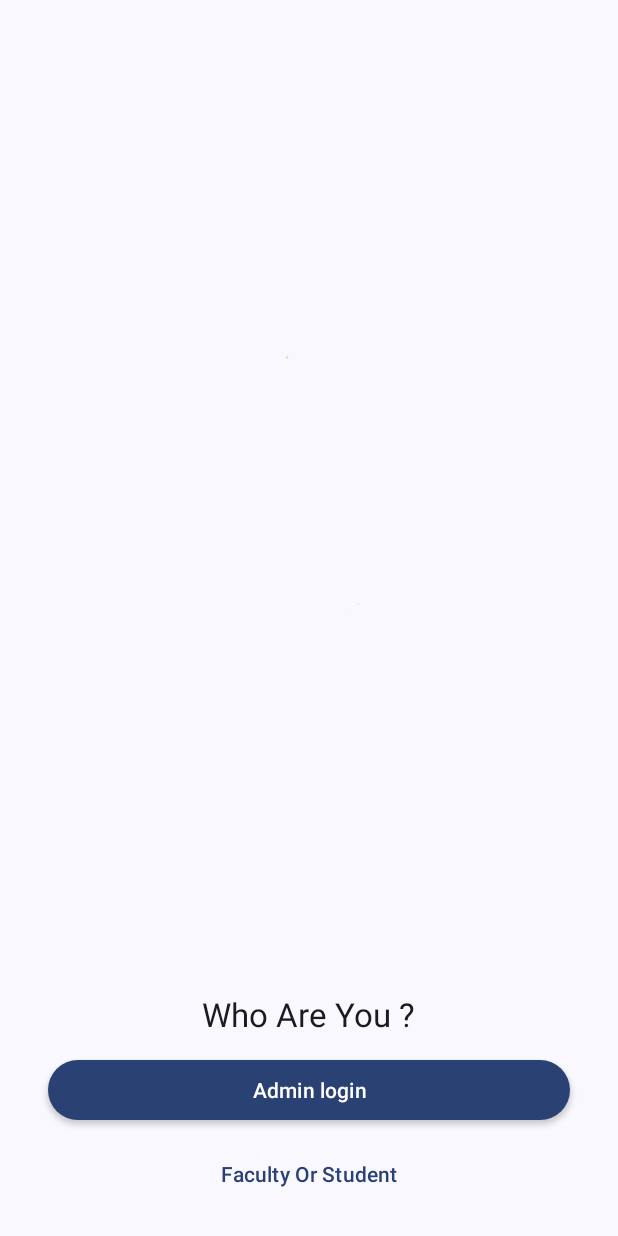
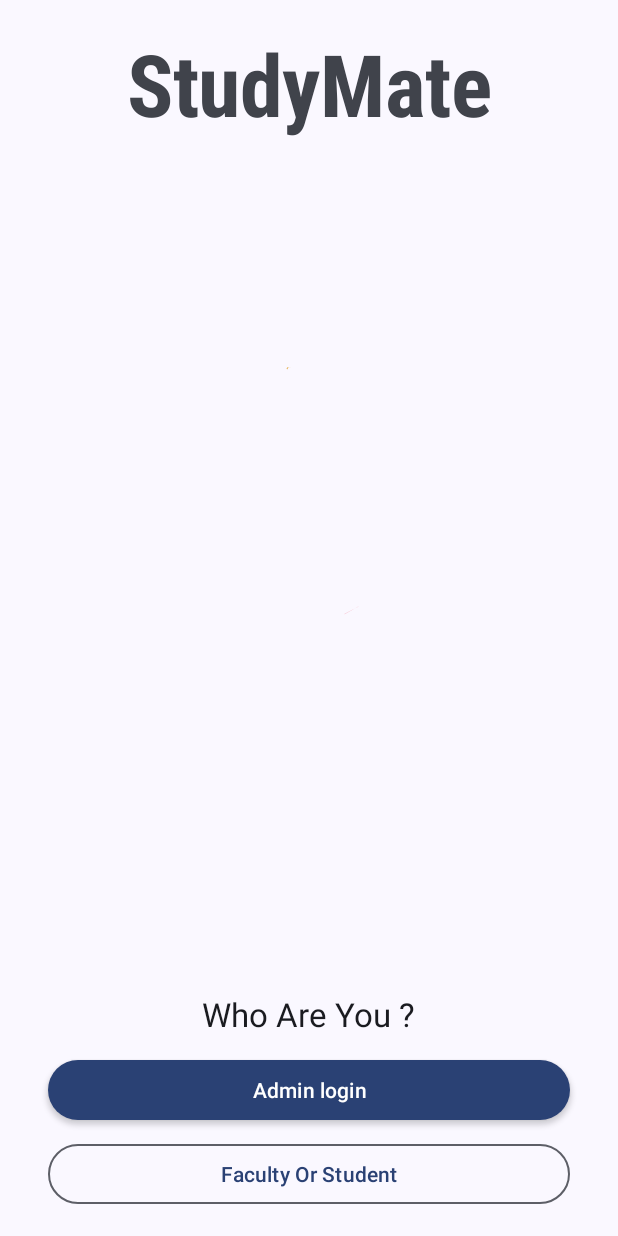
Before and after one commit to Admin-573/StudyMateAlpha, an Android app: the screen it shows after launch (MainActivity), on a phone screen of 412 x 824 dp. Run offline under Robolectric (Android 15) with nearby library versions, the phone set to English and light mode, and no system bars.

Commit message:
final update

```diff
--- a/app/src/main/res/layout/activity_faculty.xml
+++ b/app/src/main/res/layout/activity_faculty.xml
@@ -84,7 +84,7 @@
 
         <com.google.android.material.button.MaterialButton
             android:id="@+id/btnCheck"
-            style="@style/Widget.Material3.Button.TonalButton"
+            style="@style/Widget.Material3.Button"
             android:layout_width="match_parent"
             android:layout_height="wrap_content"
             android:layout_marginLeft="32dp"
@@ -97,7 +97,7 @@
 
         <com.google.android.material.button.MaterialButton
             android:id="@+id/btnBack"
-            style="@style/Widget.Material3.Button.TextButton"
+            style="@style/Widget.Material3.Button.OutlinedButton"
             android:layout_width="match_parent"
             android:layout_height="wrap_content"
             android:layout_marginLeft="32dp"
--- a/app/src/main/res/layout/activity_main.xml
+++ b/app/src/main/res/layout/activity_main.xml
@@ -6,52 +6,68 @@
     android:layout_height="match_parent"
     tools:context=".MainActivity">
 
+    <com.google.android.material.textview.MaterialTextView
+        android:layout_width="wrap_content"
+        android:layout_height="wrap_content"
+        android:text="@string/app_name"
+        android:textAppearance="@style/TextAppearance.Material3.DisplayLarge"
+        android:fontFamily="sans-serif-condensed-medium"
+        android:textStyle="bold"
+        app:layout_constraintBottom_toBottomOf="parent"
+        app:layout_constraintEnd_toEndOf="parent"
+        app:layout_constraintStart_toStartOf="parent"
+        app:layout_constraintTop_toTopOf="parent"
+        app:layout_constraintVertical_bias="0.023" />
+
     <com.airbnb.lottie.LottieAnimationView
         android:id="@+id/under_dev"
         android:layout_width="match_parent"
-        android:layout_height="wrap_content"
-        app:layout_constraintTop_toTopOf="parent"
+        android:layout_height="400dp"
+        app:layout_constraintBottom_toTopOf="@+id/ll1"
+        app:layout_constraintHorizontal_bias="0.495"
         app:layout_constraintLeft_toLeftOf="parent"
         app:layout_constraintRight_toRightOf="parent"
+        app:layout_constraintTop_toTopOf="parent"
         app:lottie_autoPlay="true"
         app:lottie_loop="true"
         app:lottie_rawRes="@raw/home" />
 
     <LinearLayout
-        android:gravity="center"
+        android:id="@+id/ll1"
         android:layout_width="match_parent"
         android:layout_height="wrap_content"
+        android:gravity="center"
+        android:orientation="vertical"
         app:layout_constraintBottom_toBottomOf="parent"
         app:layout_constraintLeft_toLeftOf="parent"
-        app:layout_constraintRight_toRightOf="parent"
-        android:orientation="vertical">
+        app:layout_constraintRight_toRightOf="parent">
 
         <com.google.android.material.textview.MaterialTextView
+            android:layout_width="wrap_content"
+            android:layout_height="wrap_content"
             android:layout_margin="12dp"
             android:text="@string/who_are_you"
-            android:textAppearance="@style/TextAppearance.Material3.TitleLarge"
-            android:layout_width="wrap_content"
-            android:layout_height="wrap_content"/>
+            android:textAppearance="@style/TextAppearance.Material3.TitleLarge" />
 
         <com.google.android.material.button.MaterialButton
             android:id="@+id/btnAdmin"
             android:layout_width="match_parent"
             android:layout_height="wrap_content"
-            android:translationZ="2dp"
-            android:stateListAnimator="@null"
             android:layout_marginLeft="32dp"
             android:layout_marginRight="32dp"
             android:layout_marginBottom="8dp"
-            android:text="@string/admin_login" />
+            android:stateListAnimator="@null"
+            android:text="@string/admin_login"
+            android:translationZ="2dp" />
 
         <com.google.android.material.button.MaterialButton
             android:id="@+id/btnOther"
+            style="@style/Widget.Material3.Button.OutlinedButton"
             android:layout_width="match_parent"
             android:layout_height="wrap_content"
             android:layout_marginLeft="32dp"
             android:layout_marginRight="32dp"
             android:layout_marginBottom="17dp"
-            style="@style/Widget.Material3.Button.TextButton"
             android:text="@string/faculty_or_student" />
 
     </LinearLayout>
--- a/app/src/main/res/layout/activity_student.xml
+++ b/app/src/main/res/layout/activity_student.xml
@@ -28,6 +28,7 @@
             android:layout_width="wrap_content"
             android:layout_height="wrap_content"
             android:layout_marginBottom="8dp"
+            android:textStyle="bold"
             android:text="@string/enter_password_and_login_here"
             android:textAppearance="@style/TextAppearance.Material3.TitleLarge" />
 
@@ -102,7 +103,7 @@
         <com.google.android.material.button.MaterialButton
             android:id="@+id/userLogin"
             android:layout_width="match_parent"
-            style="@style/Widget.Material3.Button.TonalButton"
+            style="@style/Widget.Material3.Button"
             android:translationZ="2dp"
             android:stateListAnimator="@null"
             android:layout_height="wrap_content"
@@ -113,7 +114,7 @@
 
         <com.google.android.material.button.MaterialButton
             android:id="@+id/userBack"
-            style="@style/Widget.Material3.Button.TextButton"
+            style="@style/Widget.Material3.Button.OutlinedButton"
             android:layout_width="match_parent"
             android:layout_height="wrap_content"
             android:layout_marginLeft="32dp"
--- a/app/src/main/res/layout/admin_nav_header.xml
+++ b/app/src/main/res/layout/admin_nav_header.xml
@@ -3,8 +3,8 @@
     android:orientation="vertical"
     android:layout_width="match_parent"
     android:layout_height="wrap_content"
-    android:layout_marginTop="16dp"
-    android:layout_marginStart="16dp">
+    android:layout_marginTop="18dp"
+    android:layout_marginStart="18dp">
 
     <de.hdodenhof.circleimageview.CircleImageView
         android:src="@drawable/add_img"
--- a/app/src/main/res/mipmap-anydpi-v26/ic_launcher.xml
+++ b/app/src/main/res/mipmap-anydpi-v26/ic_launcher.xml
@@ -1,5 +1,5 @@
 <?xml version="1.0" encoding="utf-8"?>
 <adaptive-icon xmlns:android="http://schemas.android.com/apk/res/android">
     <background android:drawable="@color/ic_launcher_background"/>
-    <foreground android:drawable="@mipmap/ic_launcher_foreground"/>
+    <foreground android:drawable="@drawable/ic_launcher_foreground"/>
 </adaptive-icon>
--- a/app/src/main/res/mipmap-anydpi-v26/ic_launcher_round.xml
+++ b/app/src/main/res/mipmap-anydpi-v26/ic_launcher_round.xml
@@ -1,5 +1,5 @@
 <?xml version="1.0" encoding="utf-8"?>
 <adaptive-icon xmlns:android="http://schemas.android.com/apk/res/android">
     <background android:drawable="@color/ic_launcher_background"/>
-    <foreground android:drawable="@mipmap/ic_launcher_foreground"/>
+    <foreground android:drawable="@drawable/ic_launcher_foreground"/>
 </adaptive-icon>
--- a/app/src/main/res/values/ic_launcher_background.xml
+++ b/app/src/main/res/values/ic_launcher_background.xml
@@ -1,4 +1,4 @@
 <?xml version="1.0" encoding="utf-8"?>
 <resources>
-    <color name="ic_launcher_background">#FFFFFF</color>
+    <color name="ic_launcher_background">#000000</color>
 </resources>
```
Also changed, not shown: app/src/main/res/drawable/ic_launcher_foreground.xml (+5 -5 lines), app/src/main/ic_launcher-playstore.png, app/src/main/res/mipmap-hdpi/ic_launcher.webp, app/src/main/res/mipmap-hdpi/ic_launcher_round.webp, app/src/main/res/mipmap-mdpi/ic_launcher.webp, app/src/main/res/mipmap-mdpi/ic_launcher_round.webp, app/src/main/res/mipmap-xhdpi/ic_launcher.webp, app/src/main/res/mipmap-xhdpi/ic_launcher_round.webp, app/src/main/res/mipmap-xxhdpi/ic_launcher.webp, app/src/main/res/mipmap-xxhdpi/ic_launcher_round.webp, app/src/main/res/mipmap-xxxhdpi/ic_launcher.webp, app/src/main/res/mipmap-xxxhdpi/ic_launcher_round.webp.
